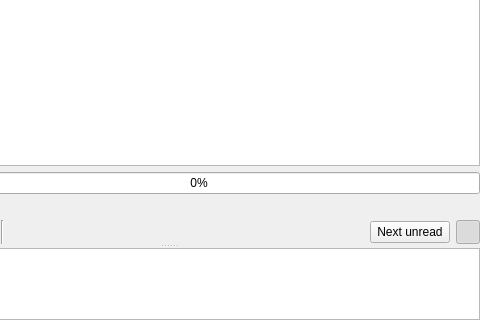
Old version of the form retroshare-gui/src/gui/gxsforums/GxsForumThreadWidget.ui in the repository RetroShare/RetroShare; both pictures show x 142 to 622 and y 92 to 412 of the 622 by 412 pixel window.
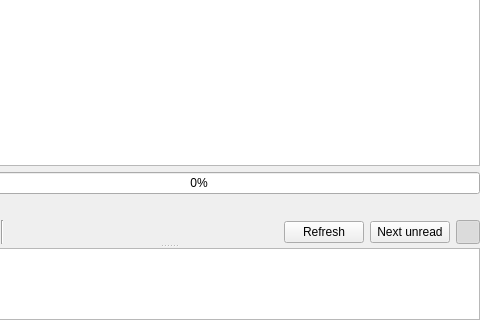
New version of the form. Icons and pictures are not drawn. Custom widgets are drawn as their Qt base class.

Commit message: Added CancelRequest on second request. Added new icon for the forum thread tab for the state loading. Started to lock the gui when data is loaded.

```diff
--- a/retroshare-gui/src/gui/gxsforums/GxsForumThreadWidget.ui
+++ b/retroshare-gui/src/gui/gxsforums/GxsForumThreadWidget.ui
@@ -420,7 +420,7 @@
            </property>
           </spacer>
          </item>
-         <item row="0" column="11">
+         <item row="0" column="12">
           <widget class="QPushButton" name="nextUnreadButton">
            <property name="sizePolicy">
             <sizepolicy hsizetype="Maximum" vsizetype="Fixed">
@@ -433,7 +433,7 @@
            </property>
           </widget>
          </item>
-         <item row="0" column="13">
+         <item row="0" column="14">
           <widget class="QPushButton" name="expandButton">
            <property name="maximumSize">
             <size>
@@ -466,6 +466,13 @@
            </property>
           </widget>
          </item>
+         <item row="0" column="11">
+          <widget class="QPushButton" name="refreshButton">
+           <property name="text">
+            <string>Refresh</string>
+           </property>
+          </widget>
+         </item>
         </layout>
        </item>
       </layout>
```
The commit also changes 4 other files.
